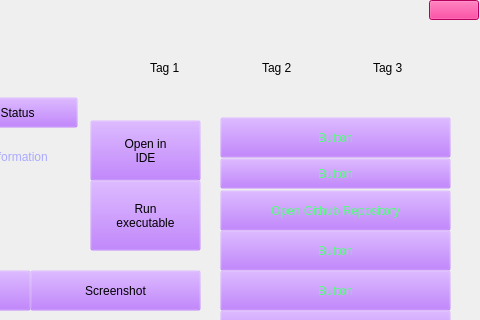
Old version of the form src/ProjectManager/manager.ui in the repository satwik-kambham/Project-Manager; both pictures show x 620 to 1100 and y 0 to 320 of the 1100 by 650 pixel window.
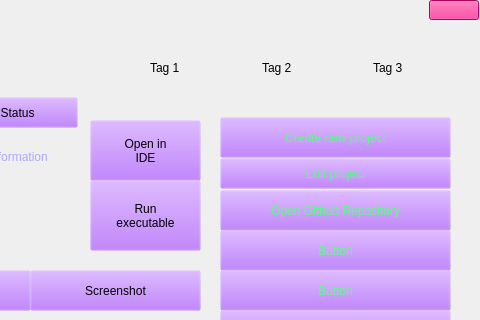
New version of the form.

Commit message:
Added create/edit project
Added the functionality to create and edit projects.

The edit to the form file:
```diff
--- a/src/ProjectManager/manager.ui
+++ b/src/ProjectManager/manager.ui
@@ -287,7 +287,7 @@
 color: rgb(85, 255, 127);</string>
     </property>
     <property name="text">
-     <string>Button</string>
+     <string>Create new project</string>
     </property>
    </widget>
    <widget class="QPushButton" name="button_2">
@@ -305,7 +305,7 @@
 color: rgb(85, 255, 127);</string>
     </property>
     <property name="text">
-     <string>Button</string>
+     <string>Edit project</string>
     </property>
    </widget>
    <widget class="QPushButton" name="openInGithub">
```
Left out of the diff: 4 changed lines with no effect on the pictures. The commit also changes 7 other files.
